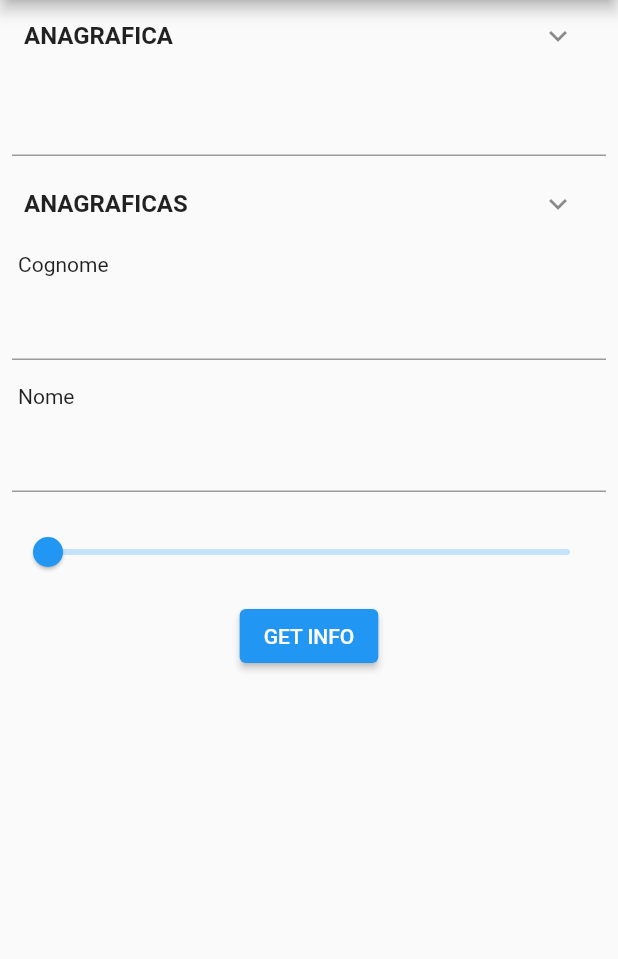
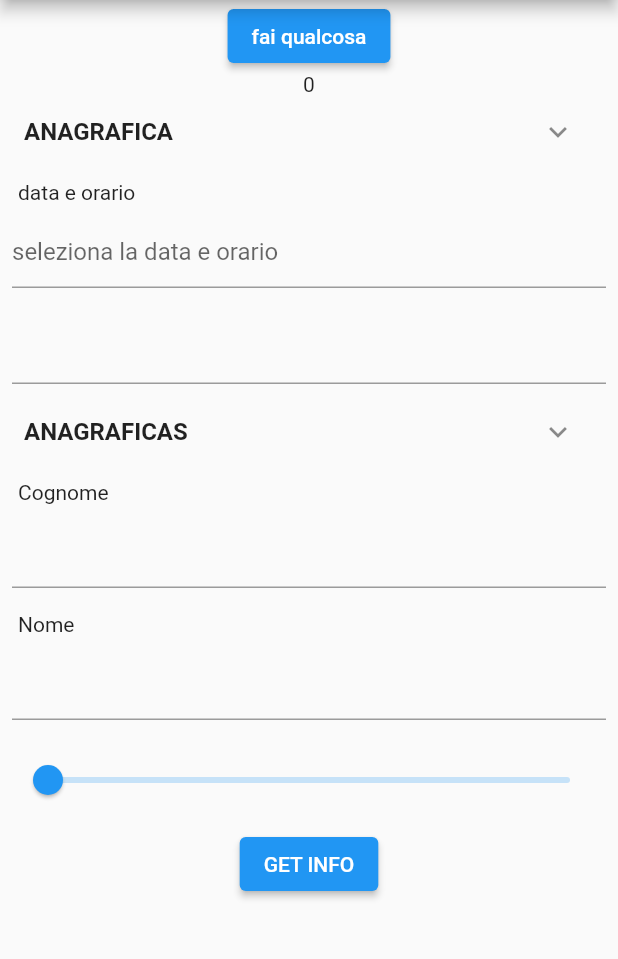
Before and after one commit to BoringStuff-SRL/BoringForm, a Flutter app: the screen it shows after launch, on a phone screen of 412 x 824 dp, the part 84-1043 px from its top. Run offline on Flutter 3.47's test engine with Material 2 defaults, Android fonts, the phone set to English and light mode, and no system bars; our stand-ins replace dropdown_button2, file_picker, universal_io; missing offline and left inert: boring_table, omni_datetime_picker.

Commit message:
added datetimepicker

```diff
--- a/example/lib/form_example.dart
+++ b/example/lib/form_example.dart
@@ -95,17 +95,27 @@ class FormExample2 extends StatelessWidget {
         (value == null || value.isEmpty) ? "Campo richiesto" : null,
   );
 
+  final ValueNotifier<int> _counter = ValueNotifier(0);
+
   Widget profileForm(BuildContext context) {
     return SingleChildScrollView(
-      child: Column(
+      child: ValueListenableBuilder(
+        valueListenable: _counter,
+        builder: (context, value, child) => Column(
           children: [
+            ElevatedButton(
+                onPressed: () {
+                  _counter.value = ++_counter.value;
+                },
+                child: Text('fai qualcosa')),
+            Text(value.toString()),
             BoringForm(
               formController: formController,
               style: BoringFormStyle(
                   //readOnly: true,
                   labelOverField: true,
-                sectionTitleStyle:
-                    const TextStyle(fontSize: 16, fontWeight: FontWeight.bold)),
+                  sectionTitleStyle: const TextStyle(
+                      fontSize: 16, fontWeight: FontWeight.bold)),
               fields: [
                 BoringSection(
                     autoValidate: false,
@@ -114,9 +124,19 @@ class FormExample2 extends StatelessWidget {
                     collapseOnHeaderTap: true,
                     jsonKey: "anagraph",
                     fields: [
+                      BoringDateTimeField(
+                        decoration: BoringFieldDecoration(
+                          label: 'data e orario',
+                          hintText: 'seleziona la data e orario',
+                        ),
+                        jsonKey: 'dateTimeTest',
+                        firstDate: DateTime.now(),
+                        lastDate: DateTime(2025),
+                      ),
                       BoringNumberField(jsonKey: 'number'),
                       BoringTextField(
-                      boringResponsiveSize: BoringResponsiveSize(md: 6, xl: 3),
+                        boringResponsiveSize:
+                            BoringResponsiveSize(md: 6, xl: 3),
                         jsonKey: "name",
                         displayCondition: (value) => false,
                         fieldController: BoringFieldController(
@@ -138,7 +158,8 @@ class FormExample2 extends StatelessWidget {
                     jsonKey: "anagraphs",
                     fields: [
                       BoringTextField(
-                      boringResponsiveSize: BoringResponsiveSize(md: 6, xl: 3),
+                        boringResponsiveSize:
+                            BoringResponsiveSize(md: 6, xl: 3),
                         jsonKey: "surname",
                         fieldController: BoringFieldController(
                           validationFunction: (value) {
@@ -151,7 +172,8 @@ class FormExample2 extends StatelessWidget {
                         decoration: BoringFieldDecoration(label: "Cognome"),
                       ),
                       BoringDateField(
-                      boringResponsiveSize: BoringResponsiveSize(md: 6, xl: 3),
+                        boringResponsiveSize:
+                            BoringResponsiveSize(md: 6, xl: 3),
                         jsonKey: "names",
                         fieldController: BoringFieldController(
                           validationFunction: (value) {
@@ -166,7 +188,8 @@ class FormExample2 extends StatelessWidget {
                         lastDate: DateTime.now(),
                       ),
                       BoringSlider(
-                      boringResponsiveSize: BoringResponsiveSize(md: 6, xl: 3),
+                        boringResponsiveSize:
+                            BoringResponsiveSize(md: 6, xl: 3),
                         jsonKey: "surnames",
                         fieldController: BoringFieldController(
                           validationFunction: (value) {
@@ -190,6 +213,7 @@ class FormExample2 extends StatelessWidget {
                 child: Text("GET INFO")),
           ],
         ),
+      ),
     );
   }
 
--- a/lib/fields_group.dart/boring_fields_group.dart
+++ b/lib/fields_group.dart/boring_fields_group.dart
@@ -126,6 +126,7 @@ abstract class BoringFieldsGroup<T extends BoringFieldsGroupController>
     if (controller is BoringFormController) {
       formController = controller as BoringFormController;
     } else if (contextHolder.value != null) {
+
       formController = Provider.of<BoringFormController>(contextHolder.value!,
           listen: false);
     } else {
--- a/lib/form/boring_form.dart
+++ b/lib/form/boring_form.dart
@@ -65,8 +65,8 @@ class BoringForm extends BoringFieldsGroup<BoringFormController> {
               onAnyChanged();
               return true;
             },
-            child: ChangeNotifierProvider(
-                create: (context) => fieldsListProvider,
+            child: ChangeNotifierProvider.value(
+                value: fieldsListProvider,
                 child: Consumer<FieldsListProvider>(
                   builder: (context, value, _) {
                     return Column(
@@ -88,11 +88,12 @@ class BoringForm extends BoringFieldsGroup<BoringFormController> {
 
   @override
   Widget build(BuildContext context) {
-    return ChangeNotifierProvider(
-        create: (context) => controller,
-        child: Consumer<BoringFormController>(
-          builder: builder,
-        ));
+    return ChangeNotifierProvider.value(
+      value: controller,
+      builder: (context, child) => Consumer<BoringFormController>(
+        builder: builder,
+      ),
+    );
   }
 
   @override
--- a/lib/implementations/pickers/boring_date_field.dart
+++ b/lib/implementations/pickers/boring_date_field.dart
@@ -1,25 +1,38 @@
 import 'package:boring_form/implementations/pickers/boring_picker_field.dart';
 import 'package:boring_form/utils/datetime_extnesions.dart';
 import 'package:flutter/material.dart';
+import 'package:omni_datetime_picker/omni_datetime_picker.dart';
 
-//TODO BoringDateTimeField
-// class BoringDateTimeField extends BoringPickerField<TimeOfDay?> {
-//   BoringDateTimeField(
-//       {super.key,
-//       required super.fieldController,
-//       super.onChanged,
-//       required super.jsonKey,
-//       super.boringResponsiveSize,
-//       super.decoration})
-//       : super(
-//             showPicker: (context) async => await showDate(
-//                   context: context,
-//                   initialTime: TimeOfDay.now(),
-//                 ),
-//             valueToString: (value) => value == null
-//                 ? ""
-//                 : "${value.hour.toString().padLeft(2, '0')}:${value.minute.toString().padLeft(2, '0')}");
-// }
+class BoringDateTimeField extends BoringPickerField<DateTime?> {
+  BoringDateTimeField({
+    super.key,
+    super.fieldController,
+    super.onChanged,
+    required super.jsonKey,
+    super.boringResponsiveSize,
+    super.updateValueOnDismiss,
+    super.displayCondition,
+    super.decoration,
+    super.readOnly,
+    DateTime? initialDate,
+    required DateTime firstDate,
+    required DateTime lastDate,
+  })  : assert(
+            initialDate == null ||
+                (initialDate <= lastDate && initialDate >= firstDate),
+            "initial date must be between firstDate and lastDate"),
+        super(
+            showPicker: (context) async => await showOmniDateTimePicker(
+                context: context,
+                initialDate: DateTime.now(),
+                is24HourMode: true,
+                firstDate: firstDate,
+                lastDate: lastDate,
+                isForce2Digits: true),
+            valueToString: (value) => value == null
+                ? ''
+                : "${dateTimeToString(value)}, ${value.hour.toString().padLeft(2, '0')}:${value.minute.toString().padLeft(2, '0')}");
+}
 
 String dateTimeToString(DateTime? dt) =>
     dt != null ? "${dt.day}/${dt.month}/${dt.year}" : "";
--- a/pubspec.yaml
+++ b/pubspec.yaml
@@ -24,6 +24,7 @@ dependencies:
     git:
       url: https://github.com/BoringStuff-SRL/FlutterBoringTable.git
       ref: develop
+  omni_datetime_picker: ^1.0.8
 
 dev_dependencies:
   flutter_lints: ^2.0.1
```
Also changed, not shown: example/pubspec.lock, 4 other files. Lines whose indentation alone changed are shown as unchanged.
